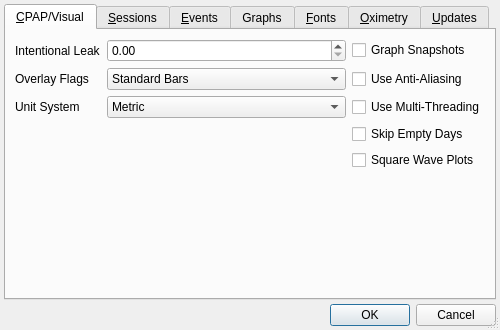
This is preferencesdialog.ui in sbonaime/sleepyhead-code. as Qt 5 draws it before an edit. The edited form follows.
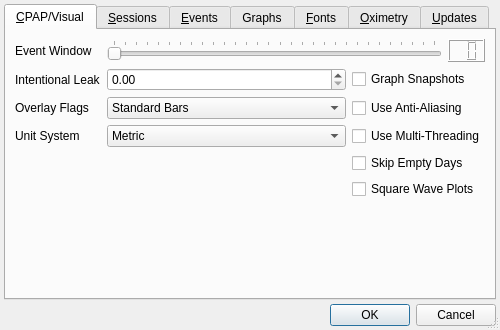
This is the edited form. The open tabs and pages were chosen to show the change.

Commit message: Added 'Event Window' option in preferences to set how much surrounding data is shown when clicking on an event

Diff of the .ui file:
```diff
--- a/preferencesdialog.ui
+++ b/preferencesdialog.ui
@@ -45,7 +45,7 @@
        <string>&amp;CPAP/Visual</string>
       </attribute>
       <layout class="QGridLayout" name="gridLayout">
-       <item row="0" column="0">
+       <item row="3" column="0">
         <widget class="QLabel" name="label_17">
          <property name="sizePolicy">
           <sizepolicy hsizetype="Fixed" vsizetype="Preferred">
@@ -58,7 +58,7 @@
          </property>
         </widget>
        </item>
-       <item row="4" column="0">
+       <item row="7" column="0">
         <widget class="QLabel" name="label_18">
          <property name="sizePolicy">
           <sizepolicy hsizetype="Fixed" vsizetype="Preferred">
@@ -71,7 +71,7 @@
          </property>
         </widget>
        </item>
-       <item row="6" column="0">
+       <item row="9" column="0">
         <widget class="QLabel" name="label_7">
          <property name="sizePolicy">
           <sizepolicy hsizetype="Fixed" vsizetype="Preferred">
@@ -84,7 +84,7 @@
          </property>
         </widget>
        </item>
-       <item row="0" column="1">
+       <item row="3" column="1">
         <widget class="QDoubleSpinBox" name="intentionalLeakEdit">
          <property name="sizePolicy">
           <sizepolicy hsizetype="Minimum" vsizetype="Fixed">
@@ -102,7 +102,7 @@
          </property>
         </widget>
        </item>
-       <item row="4" column="1">
+       <item row="7" column="1">
         <widget class="QComboBox" name="overlayFlagsCombo">
          <property name="toolTip">
           <string>The visual method of displaying waveform overlay flags.</string>
@@ -119,7 +119,7 @@
          </item>
         </widget>
        </item>
-       <item row="6" column="1">
+       <item row="9" column="1">
         <widget class="QComboBox" name="unitCombo">
          <item>
           <property name="text">
@@ -133,7 +133,7 @@
          </item>
         </widget>
        </item>
-       <item row="9" column="0" colspan="3">
+       <item row="17" column="0" colspan="3">
         <spacer name="verticalSpacer_4">
          <property name="orientation">
           <enum>Qt::Vertical</enum>
@@ -146,7 +146,7 @@
          </property>
         </spacer>
        </item>
-       <item row="0" column="2">
+       <item row="3" column="2">
         <widget class="QCheckBox" name="useGraphSnapshots">
          <property name="sizePolicy">
           <sizepolicy hsizetype="Fixed" vsizetype="Fixed">
@@ -163,7 +163,7 @@
          </property>
         </widget>
        </item>
-       <item row="4" column="2">
+       <item row="7" column="2">
         <widget class="QCheckBox" name="useAntiAliasing">
          <property name="sizePolicy">
           <sizepolicy hsizetype="Fixed" vsizetype="Fixed">
@@ -179,7 +179,7 @@
          </property>
         </widget>
        </item>
-       <item row="6" column="2">
+       <item row="9" column="2">
         <widget class="QCheckBox" name="useMultithreading">
          <property name="sizePolicy">
           <sizepolicy hsizetype="Fixed" vsizetype="Fixed">
@@ -196,7 +196,7 @@
          </property>
         </widget>
        </item>
-       <item row="7" column="2">
+       <item row="10" column="2">
         <widget class="QCheckBox" name="skipEmptyDays">
          <property name="toolTip">
           <string>Skip empty days with Prev &amp; Next buttons above daily view calendar</string>
@@ -206,13 +206,65 @@
          </property>
         </widget>
        </item>
-       <item row="8" column="2">
+       <item row="11" column="2">
         <widget class="QCheckBox" name="squareWavePlots">
          <property name="text">
           <string>Square Wave Plots</string>
          </property>
         </widget>
        </item>
+       <item row="2" column="0">
+        <widget class="QLabel" name="label_24">
+         <property name="text">
+          <string>Event Window</string>
+         </property>
+        </widget>
+       </item>
+       <item row="2" column="1" colspan="2">
+        <layout class="QHBoxLayout" name="horizontalLayout_9">
+         <item>
+          <widget class="QSlider" name="eventWindowSlider">
+           <property name="toolTip">
+            <string>This adjusts how much surrounding data is shown when an event is selected in Daily Views Event tab.</string>
+           </property>
+           <property name="minimum">
+            <number>1</number>
+           </property>
+           <property name="maximum">
+            <number>30</number>
+           </property>
+           <property name="pageStep">
+            <number>5</number>
+           </property>
+           <property name="orientation">
+            <enum>Qt::Horizontal</enum>
+           </property>
+           <property name="invertedAppearance">
+            <bool>false</bool>
+           </property>
+           <property name="tickPosition">
+            <enum>QSlider::TicksAbove</enum>
+           </property>
+           <property name="tickInterval">
+            <number>1</number>
+           </property>
+          </widget>
+         </item>
+         <item>
+          <widget class="QLCDNumber" name="eventWindowLCD">
+           <property name="maximumSize">
+            <size>
+             <width>50</width>
+             <height>16777215</height>
+            </size>
+           </property>
+           <property name="numDigits">
+            <number>2</number>
+           </property>
+          </widget>
+         </item>
+        </layout>
+       </item>
       </layout>
      </widget>
      <widget class="QWidget" name="sessionTab">
```
Left out of the diff: 19 changed lines with no effect on the pictures. The commit also changes 3 other files.
